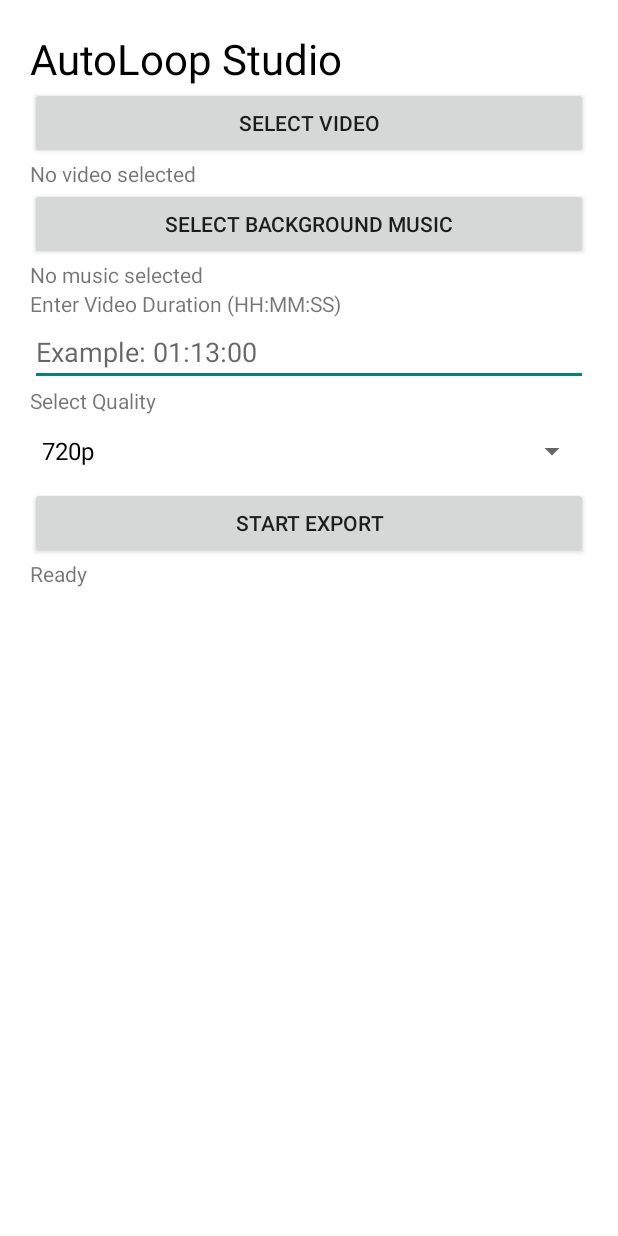
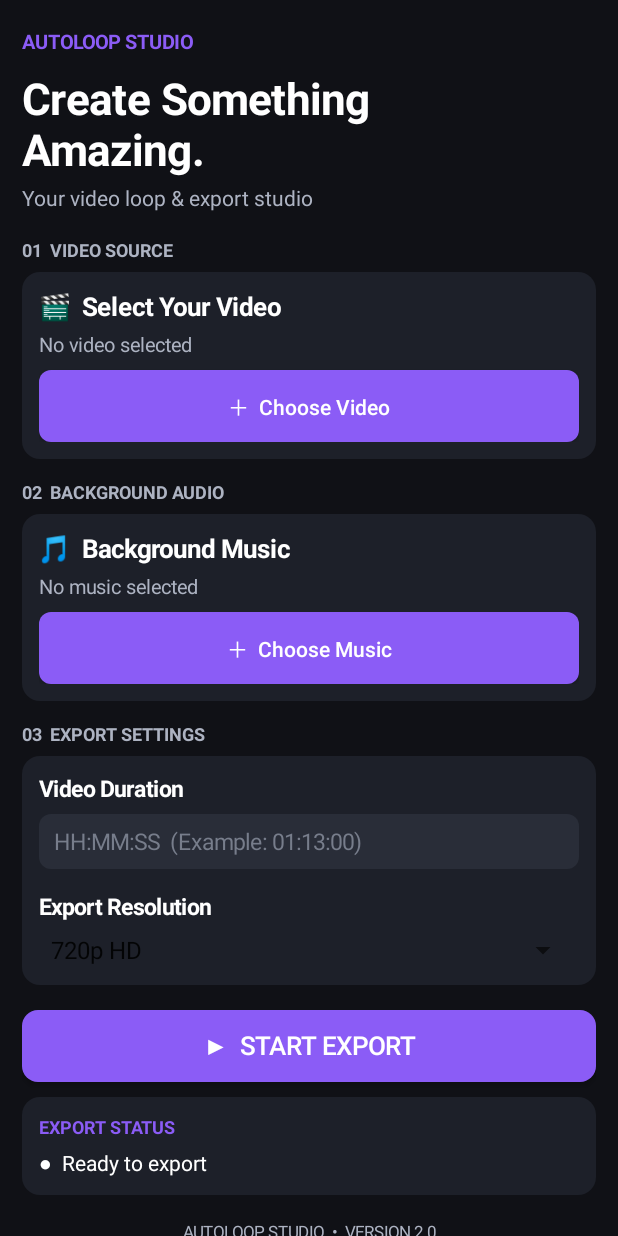
Before and after one commit to gametanamul-blip/AutoLoop-Studio, an Android app: the screen it shows after launch (MainActivity), on a phone screen of 412 x 824 dp. Run offline under Robolectric (Android 15) with nearby library versions, the phone set to English and light mode, and no system bars.

Commit message:
Update MainActivity.java

```diff
--- a/app/src/main/java/com/autoloop/studio/MainActivity.java
+++ b/app/src/main/java/com/autoloop/studio/MainActivity.java
@@ -5,7 +5,12 @@ import android.net.Uri;
 import android.content.Intent;
 import android.media.MediaMetadataRetriever;
 import android.os.Environment;
+import android.graphics.Color;
+import android.graphics.Typeface;
+import android.graphics.drawable.GradientDrawable;
 import android.text.InputType;
+import android.view.Gravity;
+import android.view.View;
 import android.widget.*;
 
 import androidx.appcompat.app.AppCompatActivity;
@@ -24,6 +29,12 @@ import java.util.Collections;
 @UnstableApi
 public class MainActivity extends AppCompatActivity {
 
+    private final int BG = 0xFF101116;
+    private final int CARD = 0xFF1D2029;
+    private final int WHITE = 0xFFFFFFFF;
+    private final int GRAY = 0xFFADB3C2;
+    private final int ACCENT = 0xFF8B5CF6;
+
     Button videoButton, musicButton, exportButton;
     TextView videoText, musicText, statusText;
     EditText durationInput;
@@ -41,74 +52,262 @@ public class MainActivity extends AppCompatActivity {
     protected void onCreate(Bundle savedInstanceState) {
         super.onCreate(savedInstanceState);
 
-        LinearLayout layout = new LinearLayout(this);
-        layout.setOrientation(LinearLayout.VERTICAL);
-        layout.setPadding(30, 30, 30, 30);
-        layout.setBackgroundColor(0xFFFFFFFF);
+        ScrollView scrollView = new ScrollView(this);
+        scrollView.setBackgroundColor(BG);
+
+        LinearLayout main = new LinearLayout(this);
+        main.setOrientation(LinearLayout.VERTICAL);
+        main.setPadding(22, 28, 22, 30);
+
+        scrollView.addView(main);
+        setContentView(scrollView);
+
+        TextView brand = new TextView(this);
+        brand.setText("AUTOLOOP STUDIO");
+        brand.setTextColor(ACCENT);
+        brand.setTextSize(13);
+        brand.setTypeface(null, Typeface.BOLD);
+        main.addView(brand);
 
         TextView title = new TextView(this);
-        title.setText("AutoLoop Studio");
-        title.setTextSize(28);
-        title.setTextColor(0xFF000000);
-        layout.addView(title);
+        title.setText("Create Something\nAmazing.");
+        title.setTextColor(WHITE);
+        title.setTextSize(29);
+        title.setTypeface(null, Typeface.BOLD);
+        title.setPadding(0, 14, 0, 5);
+        main.addView(title);
 
-        videoButton = new Button(this);
-        videoButton.setText("Select Video");
-        layout.addView(videoButton);
+        TextView subtitle = new TextView(this);
+        subtitle.setText("Your video loop & export studio");
+        subtitle.setTextColor(GRAY);
+        subtitle.setTextSize(14);
+        main.addView(subtitle);
 
-        videoText = new TextView(this);
-        videoText.setText("No video selected");
-        layout.addView(videoText);
+        addSpace(main, 25);
 
-        musicButton = new Button(this);
-        musicButton.setText("Select Background Music");
-        layout.addView(musicButton);
+        addSectionTitle(main, "01  VIDEO SOURCE");
 
-        musicText = new TextView(this);
-        musicText.setText("No music selected");
-        layout.addView(musicText);
+        LinearLayout videoCard = createCard();
+        main.addView(videoCard);
 
-        TextView durationLabel = new TextView(this);
-        durationLabel.setText("Enter Video Duration (HH:MM:SS)");
-        layout.addView(durationLabel);
+        TextView videoHeading = createText(
+                "🎬  Select Your Video", 17, WHITE, true
+        );
+        videoCard.addView(videoHeading);
+
+        videoText = createText(
+                "No video selected", 13, GRAY, false
+        );
+        videoText.setPadding(0, 8, 0, 12);
+        videoCard.addView(videoText);
+
+        videoButton = createButton("＋  Choose Video");
+        videoCard.addView(videoButton);
+
+        addSpace(main, 20);
+
+        addSectionTitle(main, "02  BACKGROUND AUDIO");
+
+        LinearLayout musicCard = createCard();
+        main.addView(musicCard);
+
+        TextView musicHeading = createText(
+                "🎵  Background Music", 17, WHITE, true
+        );
+        musicCard.addView(musicHeading);
+
+        musicText = createText(
+                "No music selected", 13, GRAY, false
+        );
+        musicText.setPadding(0, 8, 0, 12);
+        musicCard.addView(musicText);
+
+        musicButton = createButton("＋  Choose Music");
+        musicCard.addView(musicButton);
+
+        addSpace(main, 20);
+
+        addSectionTitle(main, "03  EXPORT SETTINGS");
+
+        LinearLayout settingsCard = createCard();
+        main.addView(settingsCard);
+
+        TextView durationLabel = createText(
+                "Video Duration", 15, WHITE, true
+        );
+        settingsCard.addView(durationLabel);
 
         durationInput = new EditText(this);
-        durationInput.setHint("Example: 01:13:00");
         durationInput.setSingleLine(true);
+        durationInput.setHint("HH:MM:SS  (Example: 01:13:00)");
+        durationInput.setHintTextColor(0xFF777D8B);
+        durationInput.setTextColor(WHITE);
+        durationInput.setTextSize(15);
         durationInput.setInputType(
                 InputType.TYPE_CLASS_DATETIME |
                 InputType.TYPE_DATETIME_VARIATION_TIME
         );
-        layout.addView(durationInput);
+        durationInput.setPadding(15, 12, 15, 12);
+        durationInput.setBackground(createBackground(
+                0xFF292D38, 12
+        ));
 
-        TextView qualityLabel = new TextView(this);
-        qualityLabel.setText("Select Quality");
-        layout.addView(qualityLabel);
+        LinearLayout.LayoutParams inputParams =
+                new LinearLayout.LayoutParams(
+                        -1, -2
+                );
+        inputParams.topMargin = 10;
+        inputParams.bottomMargin = 22;
+
+        settingsCard.addView(durationInput, inputParams);
+
+        TextView qualityLabel = createText(
+                "Export Resolution", 15, WHITE, true
+        );
+        settingsCard.addView(qualityLabel);
 
         qualitySpinner = new Spinner(this);
-        qualitySpinner.setAdapter(new ArrayAdapter<>(
-                this,
-                android.R.layout.simple_spinner_dropdown_item,
-                new String[]{"720p", "1080p"}
-        ));
-        layout.addView(qualitySpinner);
 
-        exportButton = new Button(this);
-        exportButton.setText("START EXPORT");
-        layout.addView(exportButton);
+        ArrayAdapter<String> adapter =
+                new ArrayAdapter<>(
+                        this,
+                        android.R.layout.simple_spinner_item,
+                        new String[]{"720p HD", "1080p Full HD"}
+                );
 
-        statusText = new TextView(this);
-        statusText.setText("Ready");
-        layout.addView(statusText);
+        adapter.setDropDownViewResource(
+                android.R.layout.simple_spinner_dropdown_item
+        );
 
-        setContentView(layout);
+        qualitySpinner.setAdapter(adapter);
+
+        LinearLayout.LayoutParams spinnerParams =
+                new LinearLayout.LayoutParams(
+                        -1, -2
+                );
+        spinnerParams.topMargin = 10;
+
+        settingsCard.addView(qualitySpinner, spinnerParams);
+
+        addSpace(main, 25);
+
+        exportButton = createButton("▶  START EXPORT");
+        exportButton.setTextSize(17);
+        exportButton.setPadding(10, 17, 10, 17);
+        exportButton.setBackground(
+                createBackground(ACCENT, 16)
+        );
+        main.addView(exportButton);
+
+        addSpace(main, 15);
+
+        LinearLayout statusCard = createCard();
+        main.addView(statusCard);
+
+        TextView statusHeading = createText(
+                "EXPORT STATUS", 12, ACCENT, true
+        );
+        statusCard.addView(statusHeading);
+
+        statusText = createText(
+                "●  Ready to export", 14, WHITE, false
+        );
+        statusText.setPadding(0, 9, 0, 0);
+        statusCard.addView(statusText);
+
+        TextView footer = createText(
+                "AUTOLOOP STUDIO  •  VERSION 2.0",
+                11, GRAY, false
+        );
+        footer.setGravity(Gravity.CENTER);
+        footer.setPadding(0, 25, 0, 0);
+        main.addView(footer);
+
+        setupPickers();
+
+        videoButton.setOnClickListener(v ->
+                videoPicker.launch(new String[]{"video/*"})
+        );
+
+        musicButton.setOnClickListener(v ->
+                musicPicker.launch(new String[]{"audio/*"})
+        );
+
+        exportButton.setOnClickListener(v -> startExport());
+    }
+
+    private LinearLayout createCard() {
+
+        LinearLayout card = new LinearLayout(this);
+        card.setOrientation(LinearLayout.VERTICAL);
+        card.setPadding(17, 17, 17, 17);
+        card.setBackground(createBackground(CARD, 18));
+
+        return card;
+    }
+
+    private GradientDrawable createBackground(
+            int color, int radius
+    ) {
+        GradientDrawable drawable = new GradientDrawable();
+        drawable.setColor(color);
+        drawable.setCornerRadius(radius);
+        return drawable;
+    }
+
+    private TextView createText(
+            String value, int size, int color, boolean bold
+    ) {
+        TextView text = new TextView(this);
+        text.setText(value);
+        text.setTextSize(size);
+        text.setTextColor(color);
+
+        if (bold) {
+            text.setTypeface(null, Typeface.BOLD);
+        }
+
+        return text;
+    }
+
+    private Button createButton(String value) {
+
+        Button button = new Button(this);
+        button.setText(value);
+        button.setTextColor(WHITE);
+        button.setTextSize(14);
+        button.setAllCaps(false);
+        button.setBackground(createBackground(ACCENT, 12));
+
+        return button;
+    }
+
+    private void addSectionTitle(
+            LinearLayout layout, String value
+    ) {
+        TextView heading = createText(
+                value, 12, GRAY, true
+        );
+
+        heading.setPadding(0, 0, 0, 10);
+        layout.addView(heading);
+    }
+
+    private void addSpace(
+            LinearLayout layout, int height
+    ) {
+        View space = new View(this);
+        layout.addView(space,
+                new LinearLayout.LayoutParams(1, height));
+    }
+
+    private void setupPickers() {
 
         videoPicker = registerForActivityResult(
                 new ActivityResultContracts.OpenDocument(),
                 uri -> {
                     if (uri != null) {
                         videoUri = uri;
-                        videoText.setText("Video selected");
 
                         try {
                             getContentResolver().takePersistableUriPermission(
@@ -121,17 +320,24 @@ public class MainActivity extends AppCompatActivity {
 
                             retriever.setDataSource(this, uri);
 
-                            String duration = retriever.extractMetadata(
+                            String duration =
+                                    retriever.extractMetadata(
                                     MediaMetadataRetriever.METADATA_KEY_DURATION
                             );
 
                             videoDuration = Long.parseLong(duration);
                             retriever.release();
 
+                            videoText.setText("✓ Video selected");
+
+                            statusText.setText(
+                                    "● Video ready"
+                            );
+
                         } catch (Exception e) {
                             videoDuration = 0;
                             statusText.setText(
-                                    "Could not read video duration"
+                                    "Could not read video"
                             );
                         }
                     }
@@ -143,7 +349,6 @@ public class MainActivity extends AppCompatActivity {
                 uri -> {
                     if (uri != null) {
                         musicUri = uri;
-                        musicText.setText("Music selected");
 
                         try {
                             getContentResolver().takePersistableUriPermission(
@@ -151,24 +356,17 @@ public class MainActivity extends AppCompatActivity {
                                     Intent.FLAG_GRANT_READ_URI_PERMISSION
                             );
                         } catch (Exception ignored) {}
+
+                        musicText.setText("✓ Music selected");
                     }
                 }
         );
-
-        videoButton.setOnClickListener(v ->
-                videoPicker.launch(new String[]{"video/*"})
-        );
-
-        musicButton.setOnClickListener(v ->
-                musicPicker.launch(new String[]{"audio/*"})
-        );
-
-        exportButton.setOnClickListener(v -> startExport());
     }
 
     private long getTargetDuration() {
 
-        String input = durationInput.getText().toString().trim();
+        String input = durationInput.getText()
+                .toString().trim();
 
         String[] parts = input.split(":");
 
@@ -189,22 +387,21 @@ public class MainActivity extends AppCompatActivity {
             );
         }
 
-        long totalSeconds =
-                hours * 3600 + minutes * 60 + seconds;
+        long total = hours * 3600 + minutes * 60 + seconds;
 
-        if (totalSeconds <= 0) {
+        if (total <= 0) {
             throw new IllegalArgumentException(
                     "Duration must be greater than zero"
             );
         }
 
-        return totalSeconds * 1000L;
+        return total * 1000L;
     }
 
     private void startExport() {
 
         if (videoUri == null || videoDuration <= 0) {
-            statusText.setText("Please select a valid video first");
+            statusText.setText("● Please select a valid video");
             return;
         }
 
@@ -230,7 +427,7 @@ public class MainActivity extends AppCompatActivity {
             int count = (int) countLong;
 
             exportButton.setEnabled(false);
-            statusText.setText("Preparing video...");
+            statusText.setText("● Preparing video...");
 
             ArrayList<EditedMediaItem> videoItems =
                     new ArrayList<>();
@@ -240,18 +437,16 @@ public class MainActivity extends AppCompatActivity {
                 long remaining =
                         targetDuration - ((long) i * videoDuration);
 
-                MediaItem.Builder mediaBuilder =
+                MediaItem.Builder builder =
                         new MediaItem.Builder().setUri(videoUri);
 
                 if (remaining < videoDuration) {
-                    mediaBuilder.setClippingConfiguration(
+                    builder.setClippingConfiguration(
                             new MediaItem.ClippingConfiguration.Builder()
                                     .setEndPositionMs(remaining)
                                     .build()
                     );
                 }
-
-                MediaItem mediaItem = mediaBuilder.build();
 
                 Presentation presentation =
                         Presentation.createForHeight(height);
@@ -261,13 +456,13 @@ public class MainActivity extends AppCompatActivity {
                         Collections.singletonList(presentation)
                 );
 
-                EditedMediaItem editedItem =
-                        new EditedMediaItem.Builder(mediaItem)
+                EditedMediaItem item =
+                        new EditedMediaItem.Builder(builder.build())
                                 .setRemoveAudio(musicUri != null)
                                 .setEffects(effects)
                                 .build();
 
-                videoItems.add(editedItem);
+                videoItems.add(item);
             }
 
             EditedMediaItemSequence videoSequence =
@@ -330,8 +525,8 @@ public class MainActivity extends AppCompatActivity {
                         ) {
                             runOnUiThread(() -> {
                                 statusText.setText(
-                                        "Export completed!\nSaved in:\n"
-                                                + output.getAbsolutePath()
+                                        "✓ Export completed!\n"
+                                        + output.getAbsolutePath()
                                 );
 
                                 exportButton.setEnabled(true);
@@ -347,7 +542,7 @@ public class MainActivity extends AppCompatActivity {
                             runOnUiThread(() -> {
                                 statusText.setText(
                                         "Export failed: "
-                                                + exception.getMessage()
+                                        + exception.getMessage()
                                 );
 
                                 exportButton.setEnabled(true);
@@ -356,7 +551,7 @@ public class MainActivity extends AppCompatActivity {
                     })
                     .build();
 
-            statusText.setText("Export started. Please wait...");
+            statusText.setText("● Export started...");
 
             transformer.start(
                     composition,
@@ -365,7 +560,10 @@ public class MainActivity extends AppCompatActivity {
 
         } catch (Exception e) {
 
-            statusText.setText("Error: " + e.getMessage());
+            statusText.setText(
+                    "Error: " + e.getMessage()
+            );
+
             exportButton.setEnabled(true);
         }
     }
```
